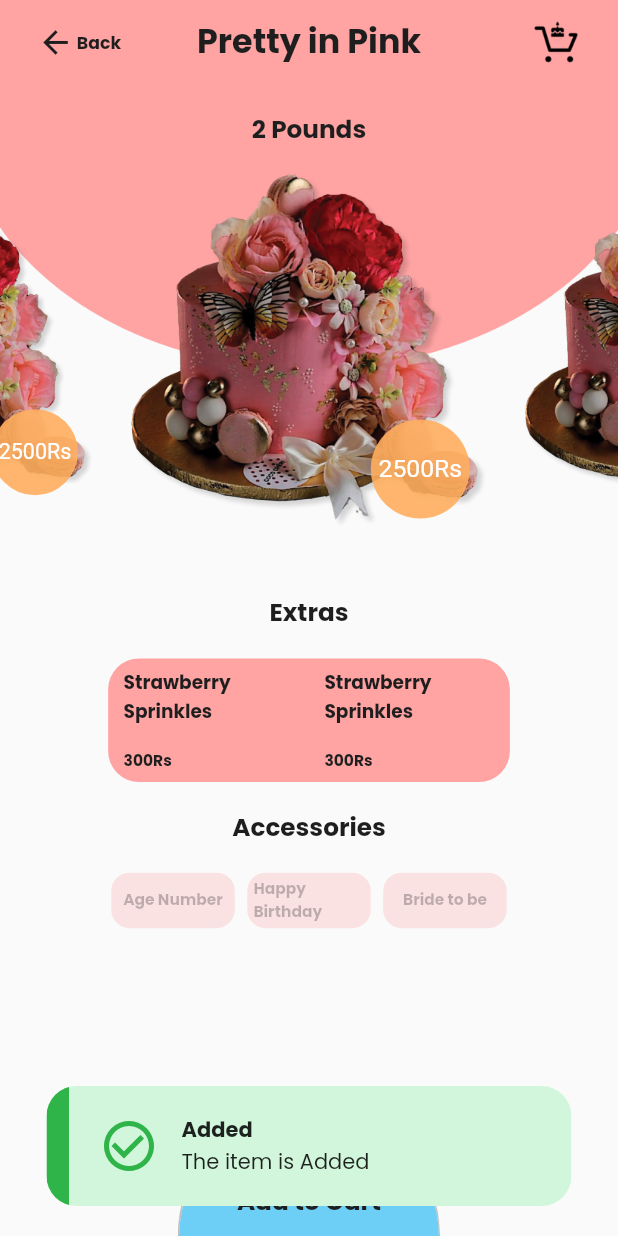
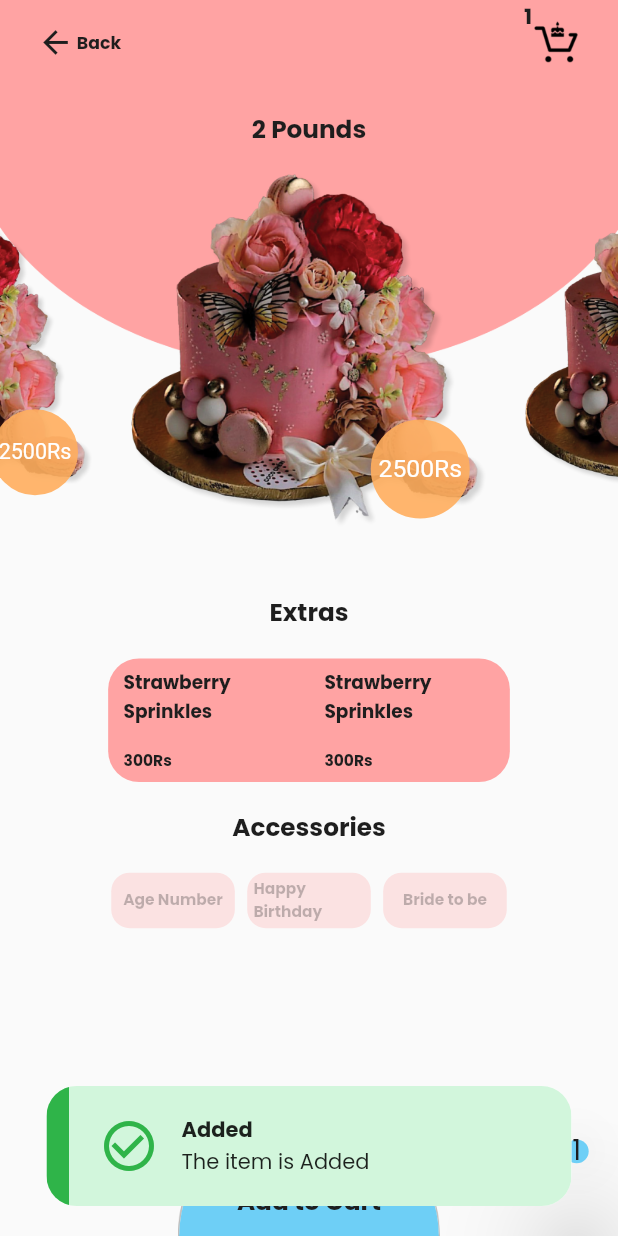
Before and after one commit to naqeeb9a/build-youe-own-cake, a Flutter app: the CakeDetail screen opened directly with empty values, after a tap on "Add to Cart", on a phone screen of 412 x 824 dp. Run offline on Flutter 3.47's test engine with Material 2 defaults, Android fonts, the phone set to English and light mode, and no system bars; drawn by our look-alikes of badges, carousel_slider; our stand-ins replace flutter_slidable, get, google_fonts, motion_toast; missing offline and left inert: flutter_scale_tap.

Commit message:
Khubaib -add to cart imporve

```diff
--- a/lib/app screens/cake_detail.dart
+++ b/lib/app screens/cake_detail.dart
@@ -1,3 +1,4 @@
+import 'package:badges/badges.dart';
 import 'package:build_own_cake/app%20screens/cart.dart';
 import 'package:build_own_cake/utils/config.dart';
 import 'package:build_own_cake/utils/dynamic_sizes.dart';
@@ -28,6 +29,23 @@ class _CakeDetailState extends State<CakeDetail> {
   dynamic pound;
   dynamic sprinkleIndex = 0;
   dynamic accessoriesIndex = 0;
+  int  quantity =1;
+
+  void _incrementCounter() {
+    setState(() {
+      quantity++;
+    });
+  }
+
+  void _decrementCounter() {
+    if(quantity <= 1) {
+      return;
+    }
+    setState(() {
+      quantity--;
+    });
+  }
+
 
   @override
   Widget build(BuildContext context) {
@@ -49,7 +67,7 @@ class _CakeDetailState extends State<CakeDetail> {
                     width: dynamicWidth(context, .88),
                     child: appBar(
                       context,
-                      title: "Pretty in Pink",
+                      title: widget.name,
                       trailing: true,
                       icon: "assets/cart.png",
                       page: const CartScreen(),
@@ -509,8 +527,12 @@ class _CakeDetailState extends State<CakeDetail> {
                   Row(
                     mainAxisAlignment: MainAxisAlignment.spaceEvenly,
                     children: [
-                      CircleAvatar(
-                        radius: dynamicHeight(context, .02),
+                      GestureDetector(
+                        onTap: (){
+                            _decrementCounter();
+                        },
+                        child: CircleAvatar(
+                          radius: dynamicHeight(context, .024),
                           backgroundColor: myLightPink1,
                           child: Center(
                             child: Icon(
@@ -520,11 +542,13 @@ class _CakeDetailState extends State<CakeDetail> {
                             ),
                           ),
                         ),
+                      ),
                       GestureDetector(
                         onTap: () {
+                          if(cart.isEmpty){
                             cart.add({
                               "image": "assets/Cakes/cake 1.png",
-                            "name": "Pretty in Pink",
+                              "name": widget.name,
                               "size": "3 lbs",
                               "price": "3000rs",
                             });
@@ -536,6 +560,36 @@ class _CakeDetailState extends State<CakeDetail> {
                               description: const Text("The item is Added"),
                               toastDuration: const Duration(milliseconds: 2200),
                             ).show(context);
+                          }else {
+                            for(int i =0 ; i< cart.length;i++){
+                              if(widget.name ==  cart[i]['name']){
+                                MotionToast.error(
+                                  title: const Text(
+                                    "Already Added",
+                                    style: TextStyle(fontWeight: FontWeight.bold),
+                                  ),
+                                  description: const Text("The item is Already added in cart"),
+                                  toastDuration: const Duration(milliseconds: 2200),
+                                ).show(context);
+                              } else {
+                                cart.add({
+                                  "image": "assets/Cakes/cake 1.png",
+                                  "name": widget.name,
+                                  "size": "3 lbs",
+                                  "price": "3000rs",
+                                });
+                                MotionToast.success(
+                                  title: const Text(
+                                    "Added",
+                                    style: TextStyle(fontWeight: FontWeight.bold),
+                                  ),
+                                  description: const Text("The item is Added"),
+                                  toastDuration: const Duration(milliseconds: 2200),
+                                ).show(context);
+                              }
+                            }
+
+                          }
                         },
                         child: Stack(
                           alignment: Alignment.bottomCenter,
@@ -576,14 +630,26 @@ class _CakeDetailState extends State<CakeDetail> {
                           ],
                         ),
                       ),
-                      CircleAvatar(
-                        radius: dynamicHeight(context, .02),
+                      Badge(
+                        badgeColor: myBlue,
+                        elevation: dynamicHeight(context, .04),
+                        badgeContent: text(context, quantity.toString(),0.045, myBlack),
+                        position: BadgePosition.topEnd(top: -12, end: -20),
+                        // padding : EdgeInsets.symmetric(vertical: dynamicHeight(context, 0.01)),
+                        child: GestureDetector(
+                          onTap: (){
+                            _incrementCounter();
+                          },
+                          child: CircleAvatar(
+                            radius: dynamicHeight(context, .024),
                             backgroundColor: myBlue,
                             child: Center(
                               child: Icon(
                                 Icons.add,
                                 color: myBlack,
                                 size: dynamicHeight(context, 0.025),
+                              ),
+                            ),
                           ),
                         ),
                       ),
--- a/lib/app screens/home_screen.dart
+++ b/lib/app screens/home_screen.dart
@@ -1,12 +1,16 @@
+import 'package:badges/badges.dart';
 import 'package:build_own_cake/utils/config.dart';
 import 'package:build_own_cake/utils/dynamic_sizes.dart';
 import 'package:build_own_cake/widgets/form_fields.dart';
 import 'package:flutter/cupertino.dart';
 import "package:flutter/material.dart";
+import 'package:get/get_state_manager/src/rx_flutter/rx_obx_widget.dart';
 
 import '../utils/app_routes.dart';
 import '../utils/constants.dart';
 import '../widgets/app_screen_widgets.dart';
+import '../widgets/text_widget.dart';
+import 'cake_detail.dart';
 import 'cart.dart';
 
 class HomeScreen extends StatefulWidget {
@@ -58,9 +62,18 @@ class _HomeScreenState extends State<HomeScreen> {
                       onTap: () {
                         push(context, const CartScreen());
                       },
-                      child: Image.asset(
-                        "assets/cart.png",
-                        width: dynamicWidth(context, .07),
+                      child: Badge(
+                        position: BadgePosition.topEnd(),
+                        badgeColor:myLightPink1,
+                        elevation: 0,
+                        badgeContent: Obx(()=>text(context, cart.isEmpty ? "":(cart.length).toString(), 0.035,myBlack)),
+                        child: SizedBox(
+                          height:  dynamicWidth(context, .1),
+                          child: Image.asset(
+                            "assets/cart.png",
+                            width: dynamicWidth(context, .07),
+                          ),
+                        ),
                       ),
                     ),
                   ],
--- a/lib/widgets/app_bar.dart
+++ b/lib/widgets/app_bar.dart
@@ -1,8 +1,13 @@
+import 'package:badges/badges.dart';
 import 'package:build_own_cake/utils/app_routes.dart';
 import 'package:build_own_cake/utils/config.dart';
 import 'package:build_own_cake/utils/dynamic_sizes.dart';
 import 'package:build_own_cake/widgets/text_widget.dart';
 import 'package:flutter/material.dart';
+import 'package:get/get_state_manager/src/rx_flutter/rx_obx_widget.dart';
+
+import '../app screens/cake_detail.dart';
+import '../utils/constants.dart';
 
 appBar(context, {title = "", trailing = false, icon, page}) {
   return AppBar(
@@ -40,13 +45,17 @@ appBar(context, {title = "", trailing = false, icon, page}) {
       ),
     ),
     actions: [
-      trailing == false
-          ? const SizedBox()
-          : GestureDetector(
+      if (trailing == false) const SizedBox() else GestureDetector(
               onTap: () => push(context, page),
-              child: Image.asset(
-                icon,
-                width: dynamicWidth(context, .08),
+              child: Badge(
+                position: BadgePosition.topStart(),
+                badgeColor:noColor,
+                elevation: 0,
+                badgeContent: Obx(()=>text(context, cart.isEmpty ? "":(cart.length).toString(), 0.035,myBlack,bold: true)),
+                child: Image.asset(
+                  icon,
+                  width: dynamicWidth(context, .08),
+                ),
               ),
             ),
     ],
```
Lines whose indentation alone changed are shown as unchanged.
